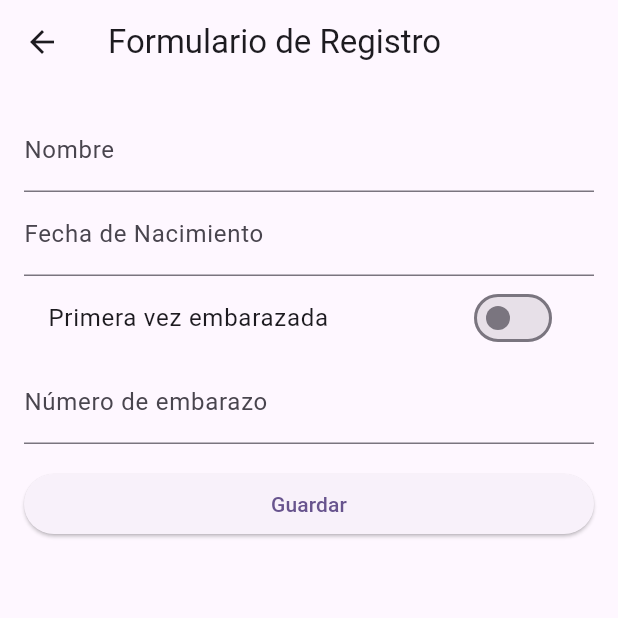
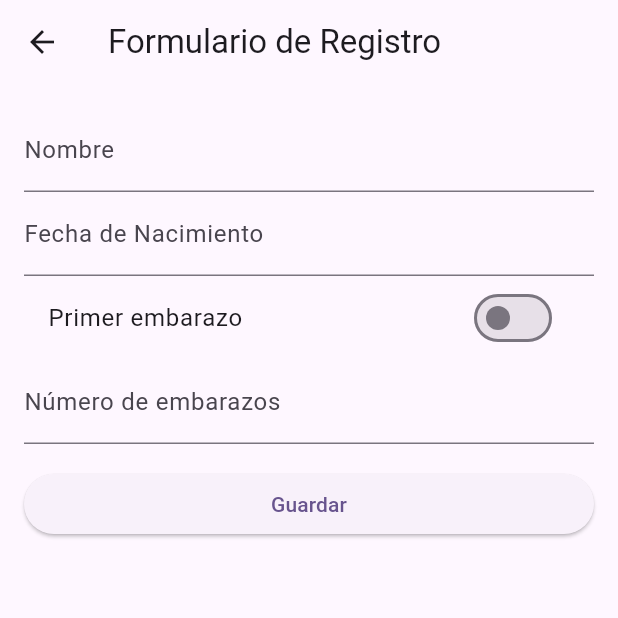
Before and after one commit to frojas298/control_prenatal, a Flutter app: the RegistrationFormPage screen opened by its route, on a phone screen of 412 x 824 dp, the top half of it. Run offline on Flutter 3.47's test engine with Material 3 defaults, Android fonts, the light colour scheme and no system bars; our stand-ins replace carousel_slider, sqflite; accounts and stored records are empty.

Commit message:
Bug fixed

```diff
--- a/lib/registration_form_page.dart
+++ b/lib/registration_form_page.dart
@@ -66,13 +66,13 @@ class _RegistrationFormPageState extends State<RegistrationFormPage> {
                 ),
                 validator: (value) {
                   if (value == null || value.isEmpty) {
-                    return 'Por favor seleccione una fecha';
+                    return 'Selecciona una fecha ';
                   }
                   return null;
                 },
               ),
               SwitchListTile(
-                title: const Text('Primera vez embarazada'),
+                title: const Text('Primer embarazo'),
                 value: _isFirstTimePregnant,
                 onChanged: (bool value) {
                   setState(() {
@@ -81,7 +81,7 @@ class _RegistrationFormPageState extends State<RegistrationFormPage> {
                 },
               ),
               TextFormField(
-                decoration: const InputDecoration(labelText: 'Número de embarazo'),
+                decoration: const InputDecoration(labelText: 'Número de embarazos'),
                 keyboardType: TextInputType.number,
                 onSaved: (value) => _pregnancyCount = int.parse(value ?? '0'),
                 validator: (value) {
```
Also changed, not shown: lib/prenatal_care_page.dart (+7 -1 lines), lib/database_helper.dart (line endings or trailing spaces).
